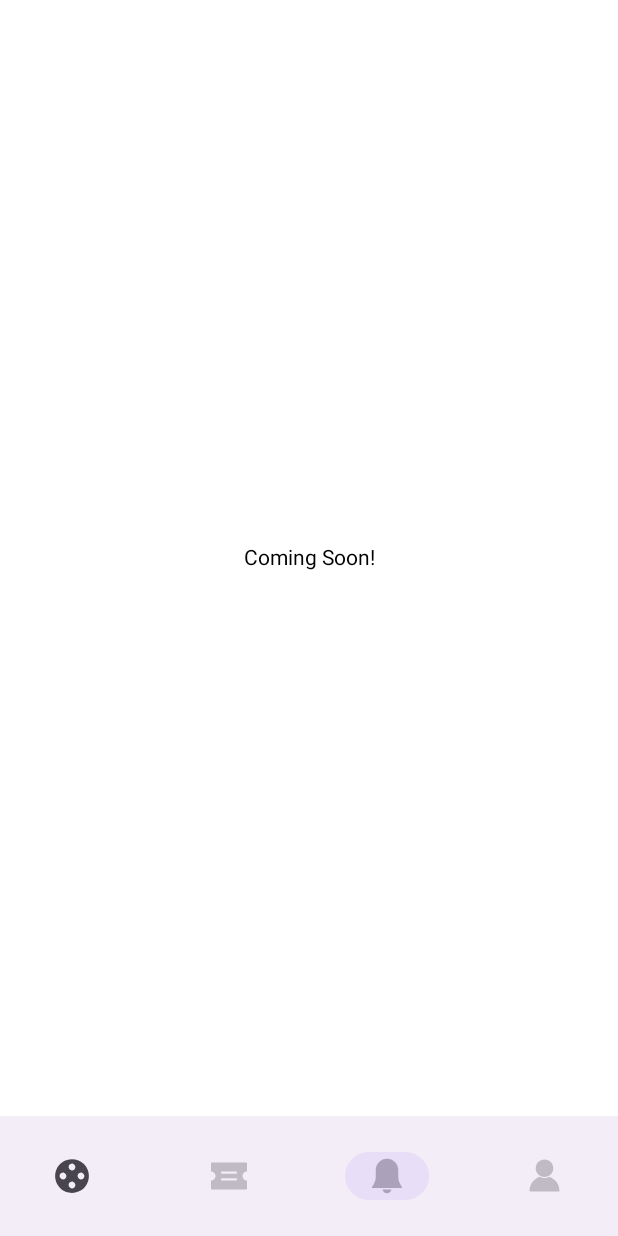
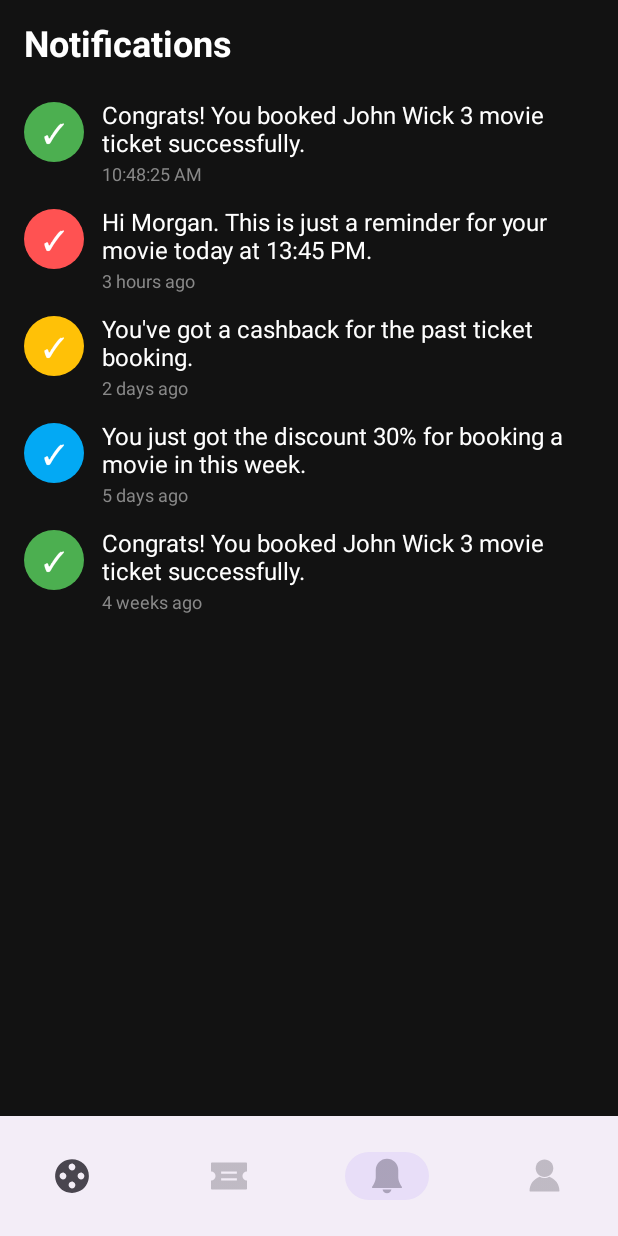
Before and after one commit to yasir-ghafar/Cinemy, an Android app built with Jetpack Compose: the notification_screen screen opened through its navigation route, on a phone screen of 412 x 824 dp. Run offline under Robolectric (Android 15) with nearby library versions, the phone set to English and light mode, and no system bars; our stand-ins replace Dagger/Hilt's generated code, accompanist.

Commit message:
initial commit

```diff
--- a/app/src/main/java/com/techlads/cinemy/presentation/screens/notifications/NotificationScreen.kt
+++ b/app/src/main/java/com/techlads/cinemy/presentation/screens/notifications/NotificationScreen.kt
@@ -1,12 +1,29 @@
 package com.techlads.cinemy.presentation.screens.notifications
 
+import androidx.compose.foundation.background
 import androidx.compose.foundation.layout.Arrangement
+import androidx.compose.foundation.layout.Box
 import androidx.compose.foundation.layout.Column
+import androidx.compose.foundation.layout.Row
+import androidx.compose.foundation.layout.Spacer
 import androidx.compose.foundation.layout.fillMaxSize
+import androidx.compose.foundation.layout.fillMaxWidth
+import androidx.compose.foundation.layout.height
+import androidx.compose.foundation.layout.padding
+import androidx.compose.foundation.layout.size
+import androidx.compose.foundation.layout.width
+import androidx.compose.foundation.shape.CircleShape
 import androidx.compose.material.Text
 import androidx.compose.runtime.Composable
 import androidx.compose.ui.Alignment
 import androidx.compose.ui.Modifier
+import androidx.compose.ui.graphics.Color
+import androidx.compose.ui.text.font.FontWeight
+import androidx.compose.ui.text.style.TextAlign
+import androidx.compose.ui.text.style.TextOverflow
+
+import androidx.compose.ui.unit.dp
+import androidx.compose.ui.unit.sp
 
 @Composable
 fun NotificationsScreen() {
@@ -15,6 +32,94 @@ fun NotificationsScreen() {
         horizontalAlignment = Alignment.CenterHorizontally,
         verticalArrangement = Arrangement.Center
     ) {
-        Text(text = "Coming Soon!")
+        Column(
+            modifier = Modifier
+                .fillMaxSize()
+                .background(Color(0xFF121212))
+                .padding(16.dp)
+        ) {
+            Text(
+                text = "Notifications",
+                color = Color.White,
+                fontSize = 24.sp,
+                fontWeight = FontWeight.Bold,
+                modifier = Modifier.padding(bottom = 16.dp)
+            )
+
+
+
+            NotificationItem(
+                iconBackground = Color(0xFF4CAF50),
+                title = "Congrats! You booked John Wick 3 movie ticket successfully.",
+                timestamp = "10:48:25 AM"
+            )
+
+            NotificationItem(
+                iconBackground = Color(0xFFFF5252),
+                title = "Hi Morgan. This is just a reminder for your movie today at 13:45 PM.",
+                timestamp = "3 hours ago"
+            )
+
+            NotificationItem(
+                iconBackground = Color(0xFFFFC107),
+                title = "You've got a cashback for the past ticket booking.",
+                timestamp = "2 days ago"
+            )
+
+            NotificationItem(
+                iconBackground = Color(0xFF03A9F4),
+                title = "You just got the discount 30% for booking a movie in this week.",
+                timestamp = "5 days ago"
+            )
+
+            NotificationItem(
+                iconBackground = Color(0xFF4CAF50),
+                title = "Congrats! You booked John Wick 3 movie ticket successfully.",
+                timestamp = "4 weeks ago"
+            )
+        }
     }
 }
+
+
+@Composable
+fun NotificationItem(iconBackground: Color, title: String, timestamp: String) {
+    Row(
+        modifier = Modifier
+            .fillMaxWidth()
+            .padding(vertical = 8.dp)
+    ) {
+        Box(
+            modifier = Modifier
+                .size(40.dp)
+                .background(iconBackground, shape = CircleShape),
+            contentAlignment = Alignment.Center
+        ) {
+            Text(
+                text = "✓",
+                color = Color.White,
+                fontSize = 18.sp,
+                textAlign = TextAlign.Center
+            )
+        }
+
+        Spacer(modifier = Modifier.width(12.dp))
+
+        Column(modifier = Modifier.weight(1f)) {
+            Text(
+                text = title,
+                color = Color.White,
+                fontSize = 16.sp,
+                fontWeight = FontWeight.Normal,
+                maxLines = 2,
+                overflow = TextOverflow.Ellipsis
+            )
+            Spacer(modifier = Modifier.height(4.dp))
+            Text(
+                text = timestamp,
+                color = Color.Gray,
+                fontSize = 12.sp
+            )
+        }
+    }
+}
```
Also changed, not shown: app/src/main/java/com/techlads/cinemy/presentation/screens/home/HomeScreen.kt (+8 -16 lines).
